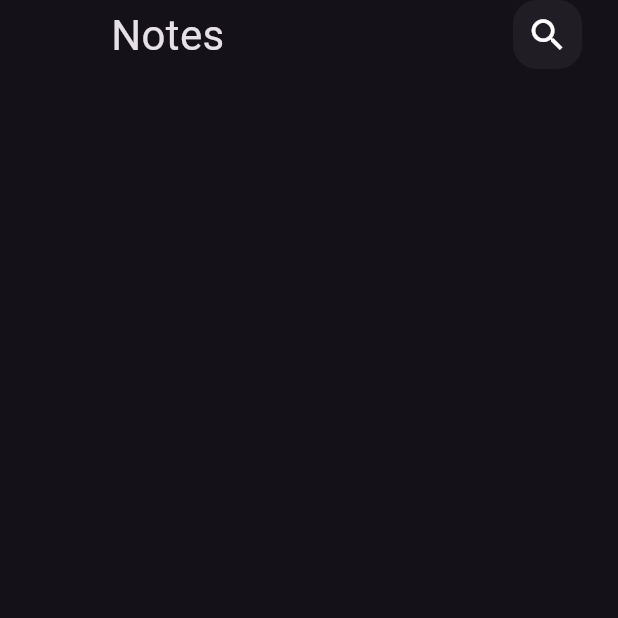
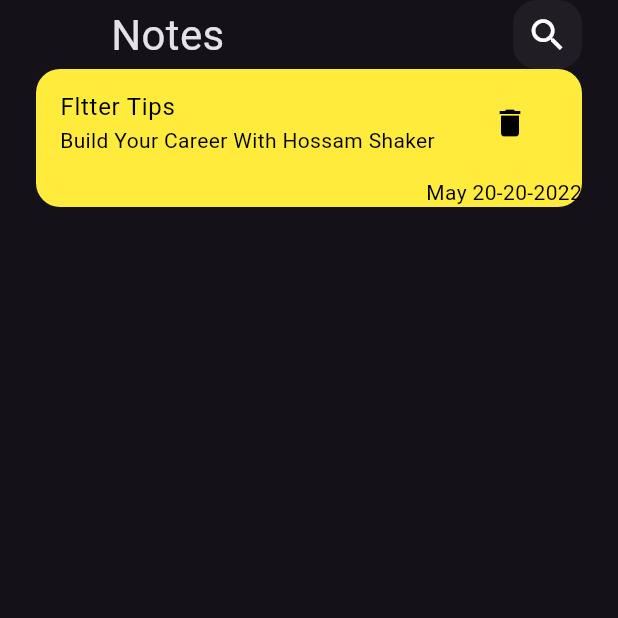
Before and after one commit to hsmalafifi/noots_app, a Flutter app: the screen it shows after launch, on a phone screen of 412 x 824 dp, the top half of it. Run offline on Flutter 3.47's test engine with Material 3 defaults, Android fonts, the phone set to English and light mode, and no system bars.

Commit message:
before adding font

```diff
--- a/lib/views/Widgets/CustomAppBar.dart
+++ b/lib/views/Widgets/CustomAppBar.dart
@@ -2,7 +2,6 @@
 
 import 'package:flutter/material.dart';
 import 'package:noot_app/views/Widgets/Custom_icon.dart';
-
 class CustomAppBar extends StatelessWidget {
   const CustomAppBar({super.key});
 
@@ -18,7 +17,7 @@ class CustomAppBar extends StatelessWidget {
         ),
         ),
         Spacer(),
-        CustonearchIcon(),
+        CustomsearchIcon(),
 
       ],
     );
--- a/lib/views/Widgets/Custom_icon.dart
+++ b/lib/views/Widgets/Custom_icon.dart
@@ -2,8 +2,8 @@
 
 import 'package:flutter/material.dart';
 
-class CustonearchIcon extends StatelessWidget {
-  const CustonearchIcon({super.key});
+class CustomsearchIcon extends StatelessWidget {
+  const CustomsearchIcon({super.key});
 
   @override
   Widget build(BuildContext context) {
--- a/lib/views/Widgets/Notes_view_body.dart
+++ b/lib/views/Widgets/Notes_view_body.dart
@@ -13,6 +13,7 @@ class NotesViewBobdy extends StatelessWidget {
       child: Column(
         children: [
           CustomAppBar(),
+          NotesItem(),
 
         ],
       ),
@@ -32,16 +33,29 @@ class NotesItem extends StatelessWidget {
         color: Colors.yellow,
         borderRadius: BorderRadius.circular(16),
       ),
-      child: Column(
+      child: Column(crossAxisAlignment: CrossAxisAlignment.end,
         children: [
           ListTile(
             title: const Text(
               'Fltter Tips',
+              style: TextStyle(
+                color: Colors.black,
+              ),
             ),
-            subtitle: const Text('Build Your Career With Hossam Shaker'
+            subtitle: const Text('Build Your Career With Hossam Shaker',
+              style: TextStyle(
+                color: Colors.black,
+                ),
             ),
-            trailing: IconButton(onPressed: (){}, icon: const Icon(Icons.delete),),
+            trailing: IconButton(onPressed: (){}, icon: const Icon(Icons.delete,
+            color: Colors.black,
+            ),
+            ),
           ),
+          Text('May 20-20-2022',
+          style: TextStyle(
+            color: Colors.black,
+          ),),
         ],
       ),
 
```
Also changed, not shown: pubspec.yaml (+1 -6 lines).
